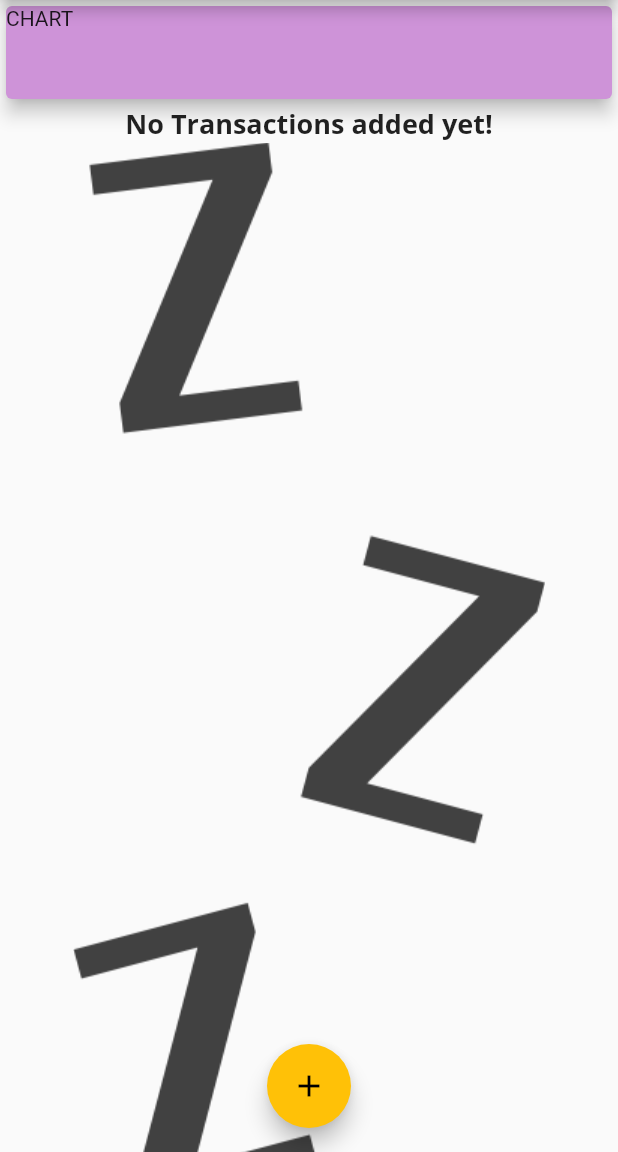
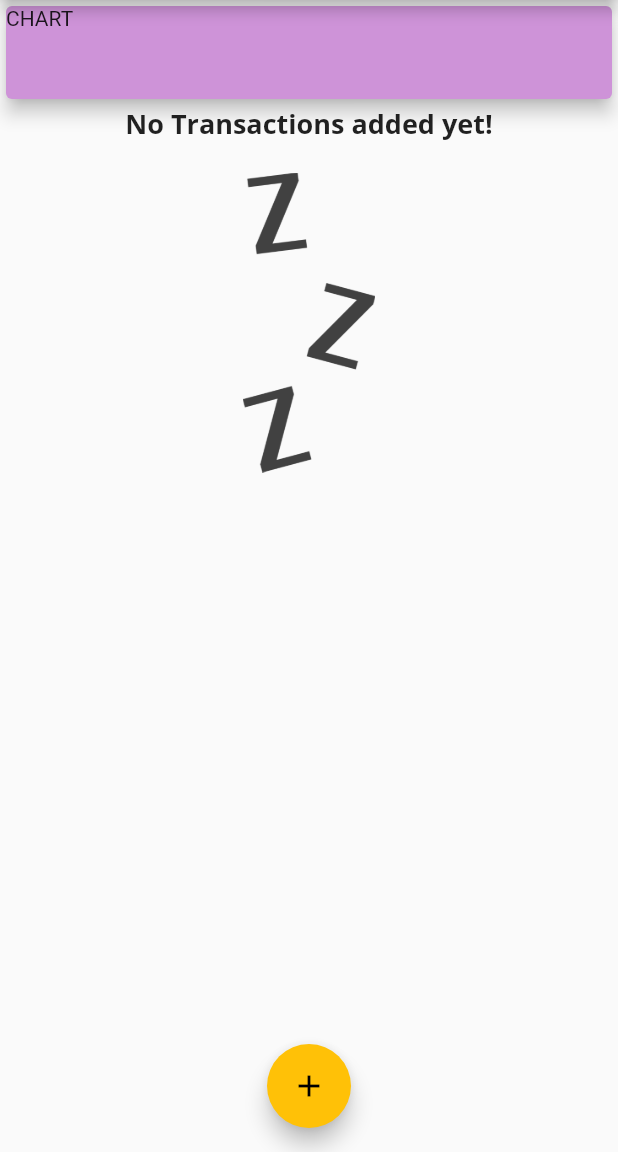
Before and after one commit to PierluigiBarocci/flutter_expenses_app, a Flutter app: the screen it shows after launch, on a phone screen of 412 x 824 dp, the part 84-1236 px from its top. Run offline on Flutter 3.47's test engine with Material 2 defaults, Android fonts, the phone set to English and light mode, and no system bars; our stand-ins replace google_fonts.

Commit message:
add SizedBox widget (separator)

```diff
--- a/lib/widgets/transaction_list.dart
+++ b/lib/widgets/transaction_list.dart
@@ -14,9 +14,20 @@ class TransactionList extends StatelessWidget {
       child: transactions.isEmpty
           ? Column(
               children: [
-                Text('No Transactions added yet!',
-                    style: Theme.of(context).textTheme.headline6),
-                Image.asset('assets/images/waiting.png'),
+                Text(
+                  'No Transactions added yet!',
+                  style: Theme.of(context).textTheme.headline6,
+                ),
+                SizedBox(
+                  height: 20,
+                ),
+                Container(
+                  height: 200,
+                  child: Image.asset(
+                    'assets/images/waiting.png',
+                    fit: BoxFit.cover,
+                  ),
+                ),
               ],
             )
           : ListView.builder(
```
